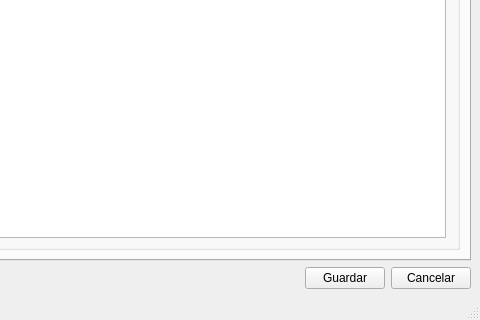
Qt form cliente/branches/cliente-gae/adminpanel/AdminPanelUI.ui (AviFix/Kerberus-Control-Parental) before a commit; both pictures show x 324 to 804 and y 497 to 817 of the 804 by 817 pixel window.
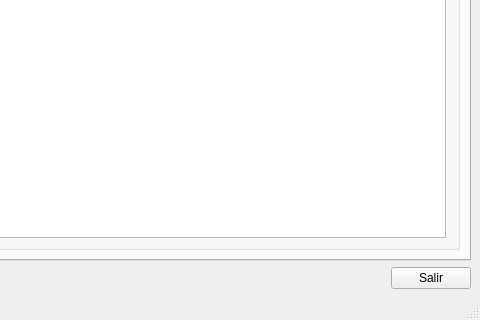
The same form after that commit.

```diff
--- a/cliente/branches/cliente-gae/adminpanel/AdminPanelUI.ui
+++ b/cliente/branches/cliente-gae/adminpanel/AdminPanelUI.ui
@@ -15,7 +15,7 @@
   </property>
   <widget class="QWidget" name="centralwidget">
    <layout class="QGridLayout" name="gridLayout_4">
-    <item row="0" column="0" colspan="3">
+    <item row="0" column="0" colspan="2">
      <widget class="QTabWidget" name="tabWidgetPermitidos">
       <property name="currentIndex">
        <number>0</number>
@@ -182,16 +182,9 @@
      </spacer>
     </item>
     <item row="1" column="1">
-     <widget class="QPushButton" name="botonGuardar">
-      <property name="text">
-       <string>Guardar</string>
-      </property>
-     </widget>
-    </item>
-    <item row="1" column="2">
      <widget class="QPushButton" name="botonCancelar">
       <property name="text">
-       <string>Cancelar</string>
+       <string>Salir</string>
       </property>
      </widget>
     </item>
```
